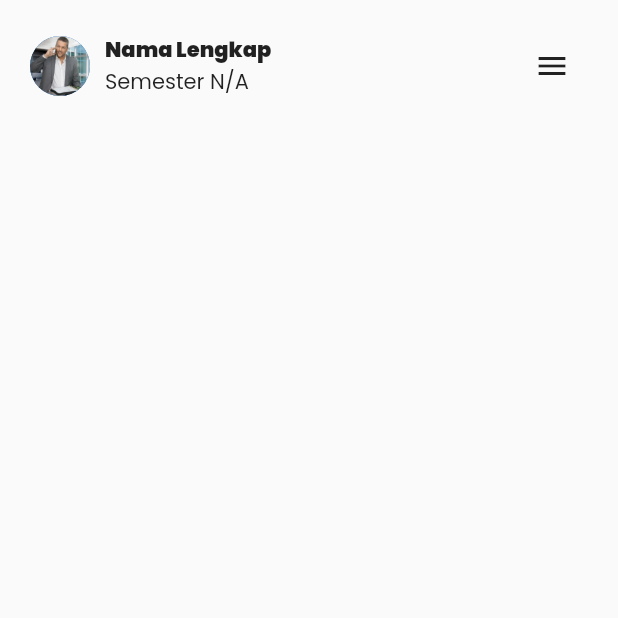
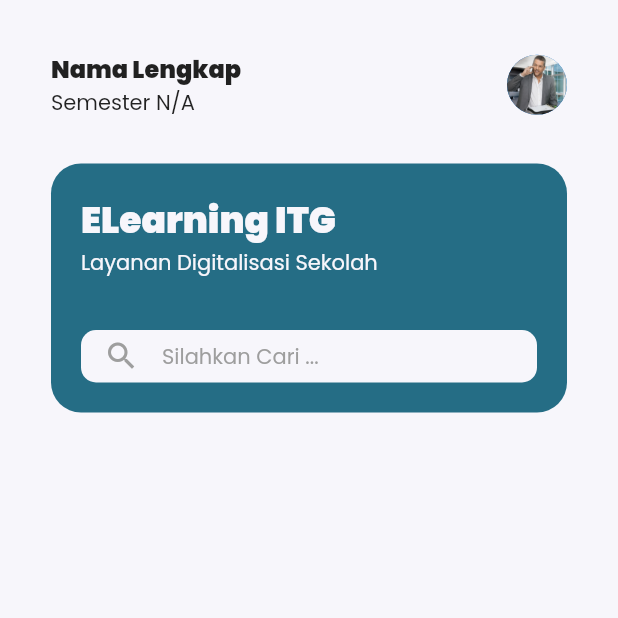
Before and after one commit to Maba-Dev-ID/E-Learning, a Flutter app: the screen it shows after launch, on a phone screen of 412 x 824 dp, the top half of it. Run offline on Flutter 3.47's test engine with Material 2 defaults, Android fonts, the phone set to English and light mode, and no system bars.

Commit message:
add hero section

```diff
--- a/lib/screens/home_screen.dart
+++ b/lib/screens/home_screen.dart
@@ -1,8 +1,5 @@
-import 'dart:convert';
-
 import 'package:flutter/material.dart';
-import 'package:flutter/src/widgets/container.dart';
-import 'package:flutter/src/widgets/framework.dart';
+import '../utils/theme.dart';
 
 class HomeScreen extends StatefulWidget {
   const HomeScreen({super.key});
@@ -15,43 +12,98 @@ class _HomeScreenState extends State<HomeScreen> {
   @override
   Widget build(BuildContext context) {
     return Scaffold(
+        backgroundColor: kWhiteBg,
         body: SafeArea(
-      child: navbar(),
-    ));
+            child: Container(
+          padding: const EdgeInsets.all(34),
+          child: Column(
+            children: [
+              navbar(),
+              hero(context),
+            ],
+          ),
+        )));
   }
 }
 
 Widget navbar() {
-  return Container(
-      padding: const EdgeInsets.symmetric(horizontal: 20, vertical: 20),
-      child: Column(
-        children: [
-          Row(
+  return Row(
     mainAxisAlignment: MainAxisAlignment.spaceBetween,
     children: [
-              Expanded(
-                child: Row(
-                  children: [
-                    CircleAvatar(
-                      backgroundImage: AssetImage("assets/images/profile.jpg"),
-                    ),
-                    SizedBox(
-                      width: 10,
-                    ),
       Column(
         crossAxisAlignment: CrossAxisAlignment.start,
-                      children: [
+        children: const [
           Text("Nama Lengkap",
-                            style: TextStyle(fontWeight: FontWeight.w700)),
+              style: TextStyle(fontWeight: FontWeight.w700, fontSize: 16)),
           Text("Semester N/A")
         ],
       ),
+      const CircleAvatar(
+        backgroundImage: AssetImage("assets/images/profile.jpg"),
+      ),
+    ],
+  );
+}
+
+Widget hero(BuildContext context) {
+  return Container(
+    margin: const EdgeInsets.symmetric(vertical: 30),
+    height: 166,
+    width: MediaQuery.of(context).size.width,
+    decoration: BoxDecoration(
+      color: kGreenPrimary,
+      borderRadius: BorderRadius.circular(20),
+    ),
+    child: Container(
+      margin: EdgeInsets.symmetric(horizontal: 20, vertical: 20),
+      child: Column(
+          mainAxisAlignment: MainAxisAlignment.spaceBetween,
+          crossAxisAlignment: CrossAxisAlignment.start,
+          children: [
+            Column(
+              crossAxisAlignment: CrossAxisAlignment.start,
+              children: const [
+                Text("ELearning ITG",
+                    style: TextStyle(
+                      fontSize: 24,
+                      fontWeight: FontWeight.w700,
+                      color: kWhiteBg,
+                    )),
+                Text("Layanan Digitalisasi Sekolah",
+                    style: TextStyle(color: kWhiteBg)),
               ],
             ),
+            Container(
+              height: 35,
+              width: MediaQuery.of(context).size.width,
+              decoration: BoxDecoration(
+                  color: kWhiteBg, borderRadius: BorderRadius.circular(10)),
+              child: Row(
+                children: [
+                  const Padding(
+                    padding: EdgeInsets.symmetric(horizontal: 15),
+                    child: Icon(
+                      Icons.search,
+                      color: Colors.grey,
                     ),
-              IconButton(onPressed: () {}, icon: Icon(Icons.menu))
+                  ),
+                  Expanded(
+                      child: TextFormField(
+                    decoration: const InputDecoration(
+                        hintText: "Silahkan Cari ...",
+                        hintStyle: TextStyle(
+                          fontSize: 14,
+                          color: Colors.grey,
+                        ),
+                        isDense: true,
+                        isCollapsed: true,
+                        border:
+                            OutlineInputBorder(borderSide: BorderSide.none)),
+                  ))
                 ],
+              ),
             )
-        ],
-      ));
+          ]),
+    ),
+  );
 }
--- /dev/null
+++ b/lib/utils/theme.dart
@@ -0,0 +1,5 @@
+import 'package:flutter/material.dart';
+
+const kGreenPrimary = Color(0xff256D85);
+const kGreen = Color(0xff06283D);
+const kWhiteBg = Color(0xffF7F6FB);
```
Also changed, not shown: lib/providers/theme_providers.dart (added). Lines whose indentation alone changed are shown as unchanged.
